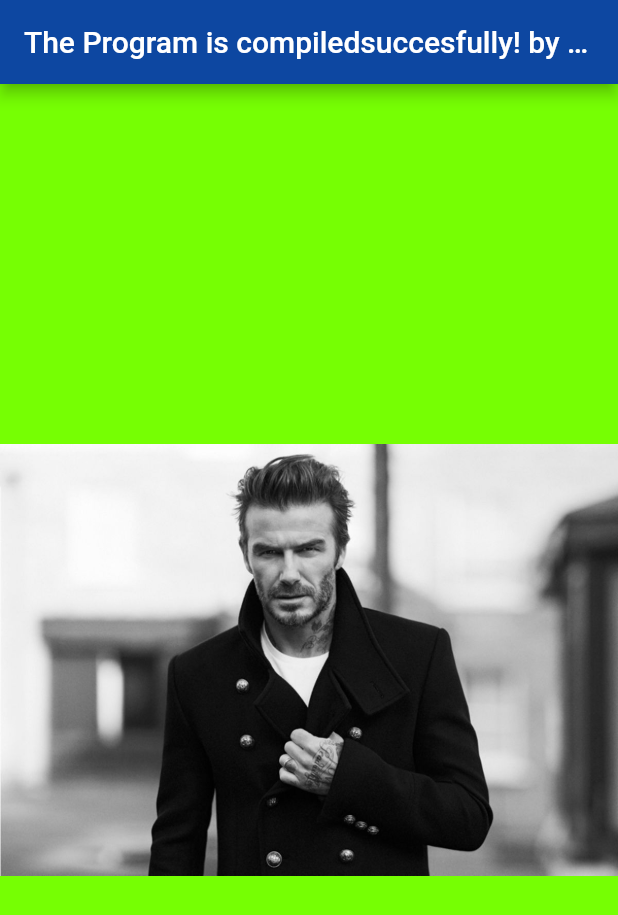
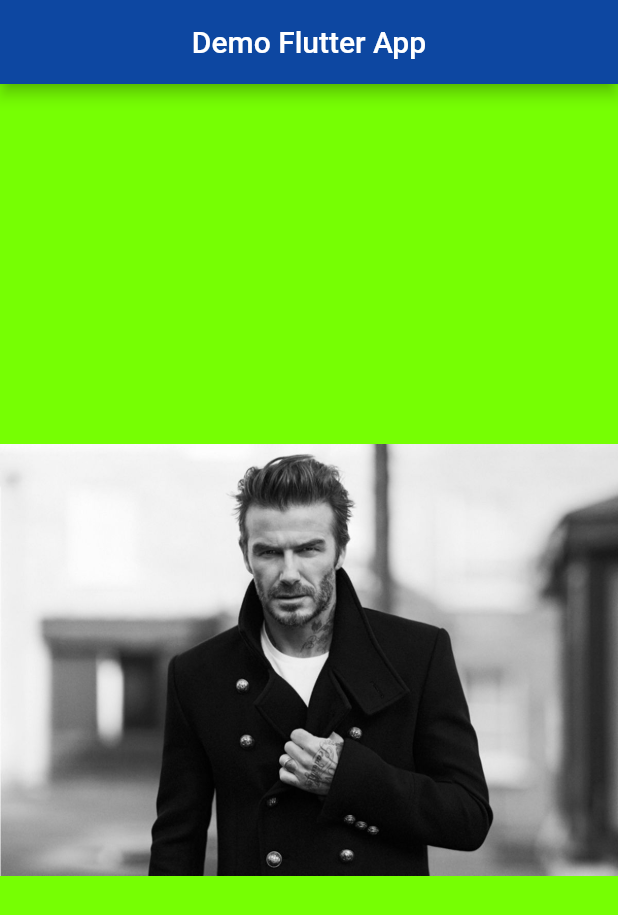
Before and after one commit to salmanpary/Flutterdemo, a Flutter app: the screen it shows after launch, on a phone screen of 412 x 824 dp. Shown: the top 915 px of the screen. Run offline on Flutter 3.47's test engine with Material 2 defaults, Android fonts, the phone set to English and light mode, and no system bars.

Commit message:
Updated Appbar Title

```diff
--- a/lib/main.dart
+++ b/lib/main.dart
@@ -10,10 +10,11 @@ void main() {
             image: AssetImage('images/bec.jpg'),
           ),
         ),
-        appBar: AppBar(centerTitle:true,
+        appBar: AppBar(
+          centerTitle: true,
           backgroundColor: Colors.blue[900],
           title: Center(
-            child: Text("The Program is compiledsuccesfully! by salman"),
+            child: Text("Demo Flutter App"),
           ),
         ),
         backgroundColor: Colors.lightGreenAccent[400],
```
Also changed, not shown: pubspec.lock.
